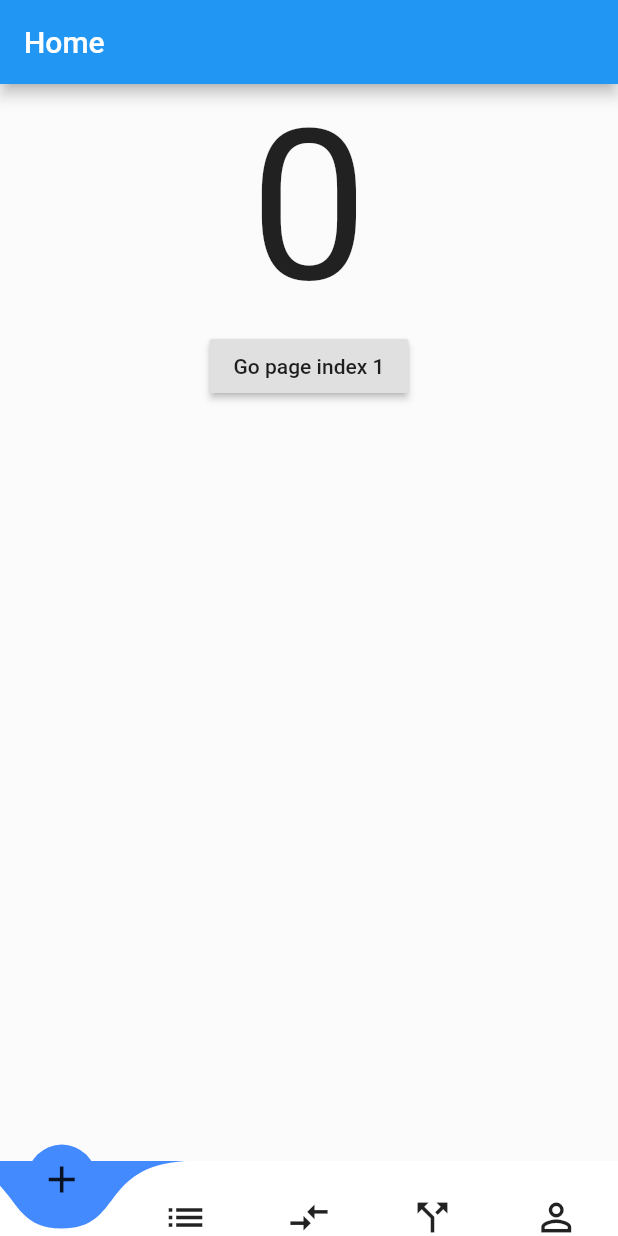
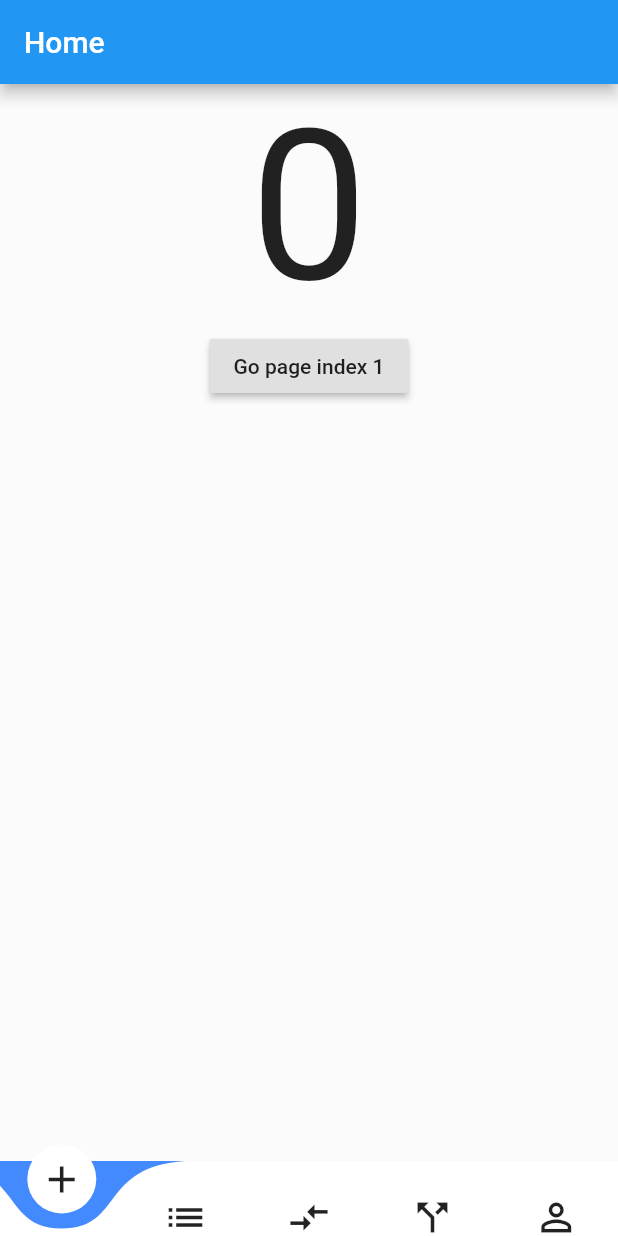
Before and after one commit to juanjosecaicedo/flutter-hello, a Flutter app: the screen it shows after launch, on a phone screen of 412 x 824 dp. Run offline on Flutter 3.47's test engine with Material 2 defaults, Android fonts, the phone set to English and light mode, and no system bars; drawn by our look-alikes of curved_navigation_bar.

Commit message:
se modfico el color de tabs

```diff
--- a/lib/main.dart
+++ b/lib/main.dart
@@ -74,7 +74,8 @@ class HomeScreen extends StatelessWidget {
             )
           ],
           color: Colors.white,
-          buttonBackgroundColor: Colors.blueAccent,
+          buttonBackgroundColor: Colors.white,
+          backgroundColor: Colors.blueAccent,
           animationCurve: Curves.easeInOut,
           animationDuration: Duration(milliseconds: 400),
         ),
```
